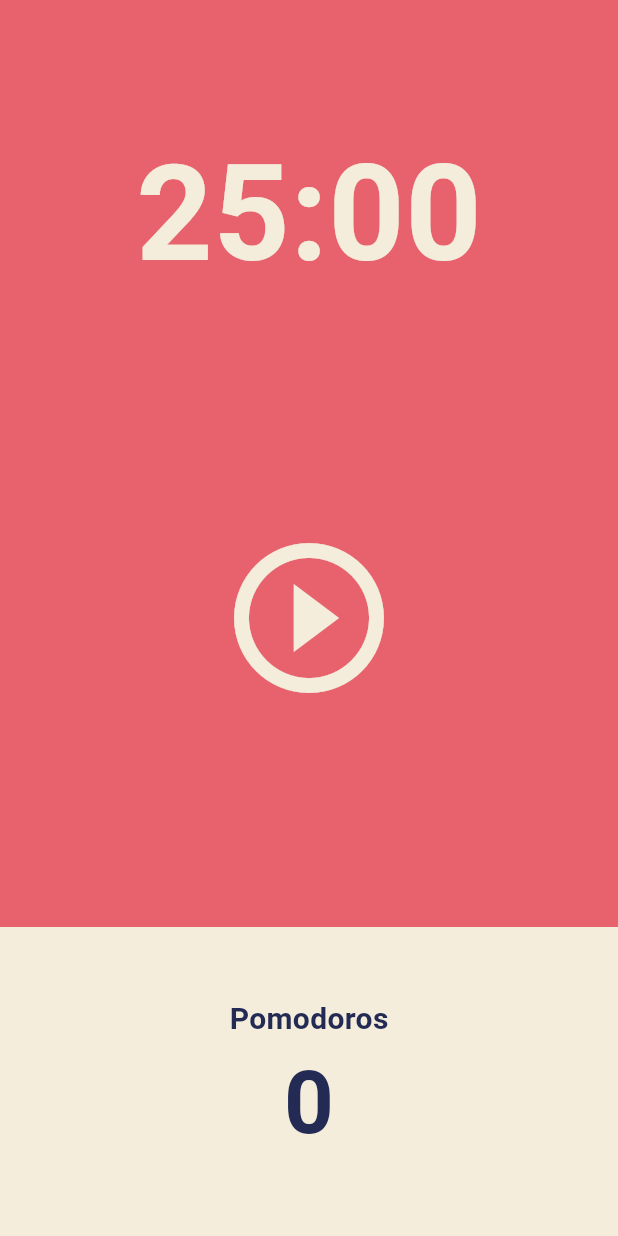
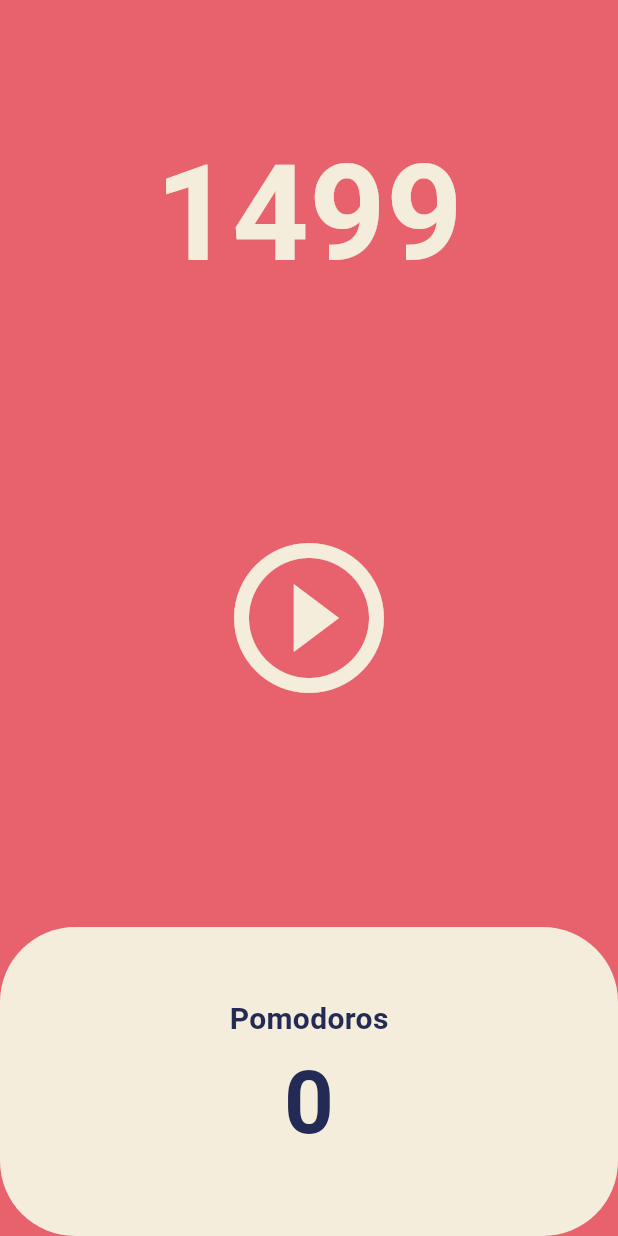
Before and after one commit to ryozo7/learn_flutter, a Flutter app: the screen it shows after launch, after a tap on the "play circle outline" icon, on a phone screen of 412 x 824 dp. Run offline on Flutter 3.47's test engine with Material 3 defaults, Android fonts, the phone set to English and light mode, and no system bars.

```diff
--- a/lib/widgets/screens/home_screen.dart
+++ b/lib/widgets/screens/home_screen.dart
@@ -1,3 +1,5 @@
+import 'dart:async';
+
 import 'package:flutter/foundation.dart';
 import 'package:flutter/material.dart';
 
@@ -9,6 +11,24 @@ class HomeScreen extends StatefulWidget {
 }
 
 class _HomeScreenState extends State<HomeScreen> {
+  int totalSeconds = 1500;
+  late Timer timer;
+
+  void onTick(Timer timer) {
+    setState(
+      () {
+        totalSeconds = totalSeconds - 1;
+      },
+    );
+  }
+
+  void onStartPressed() {
+    timer = Timer.periodic(
+      const Duration(seconds: 1),
+      onTick,
+    );
+  }
+
   @override
   Widget build(BuildContext context) {
     return Scaffold(
@@ -19,7 +39,7 @@ class _HomeScreenState extends State<HomeScreen> {
             child: Container(
               alignment: Alignment.bottomCenter,
               child: Text(
-                "25:00",
+                "$totalSeconds",
                 style: TextStyle(
                   color: Theme.of(context).cardColor,
                   fontSize: 89,
@@ -32,7 +52,7 @@ class _HomeScreenState extends State<HomeScreen> {
             flex: 2,
             child: Center(
               child: IconButton(
-                onPressed: () {},
+                onPressed: onStartPressed,
                 iconSize: 120,
                 color: Theme.of(context).cardColor,
                 icon: const Icon(
@@ -48,8 +68,8 @@ class _HomeScreenState extends State<HomeScreen> {
                 Expanded(
                   child: Container(
                     decoration: BoxDecoration(
-                      color: Theme.of(context).cardColor,
-                    ),
+                        color: Theme.of(context).cardColor,
+                        borderRadius: BorderRadius.circular(50)),
                     child: Column(
                       mainAxisAlignment: MainAxisAlignment.center,
                       children: [
```
